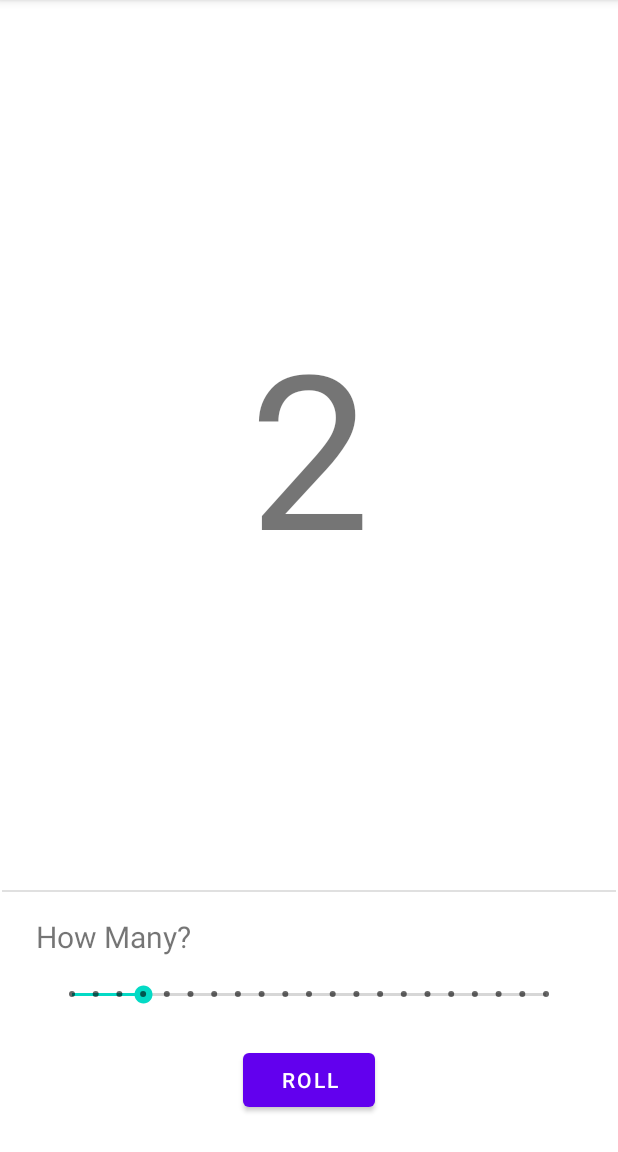
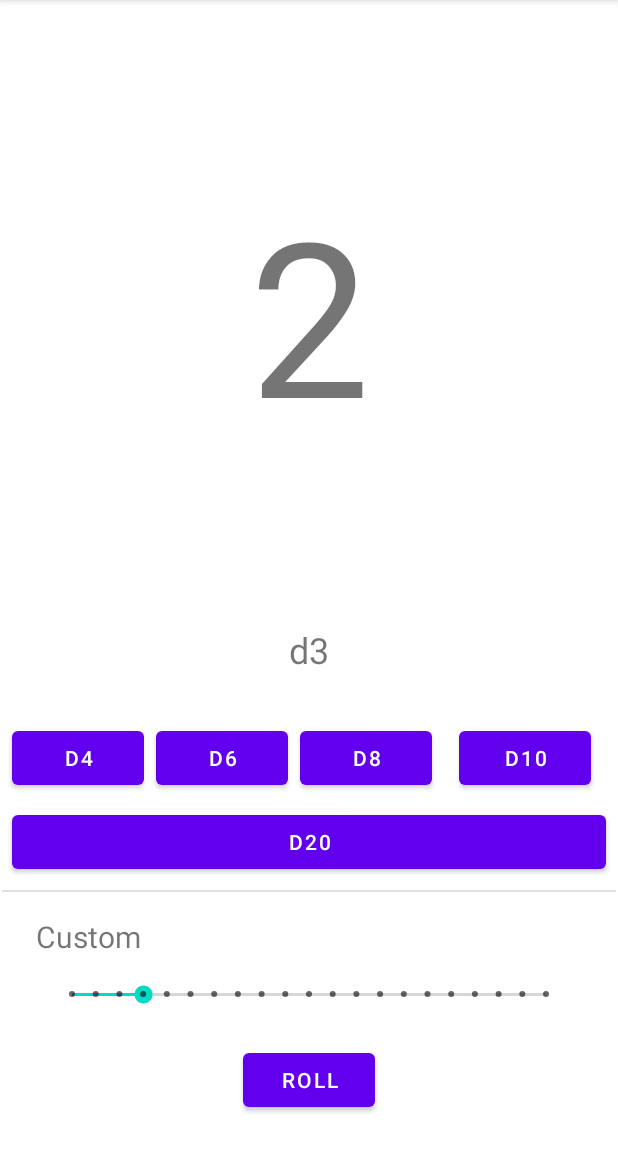
Before and after one commit to CubeOfCheese/DnDiceAndroidApp, an Android app: the screen it shows after launch (MainActivity), after a tap on "ROLL", on a phone screen of 412 x 824 dp, the part 84-1236 px from its top. Run offline under Robolectric (Android 15) with nearby library versions, the phone set to English and light mode, and no system bars.

Commit message:
adds buttons for commonly used dice. Also adds display to show what size die was used on the roll

```diff
--- a/app/src/main/java/com/cubeofcheese/dndiceandroidapp/MainActivity.kt
+++ b/app/src/main/java/com/cubeofcheese/dndiceandroidapp/MainActivity.kt
@@ -14,8 +14,15 @@ class MainActivity : AppCompatActivity() {
         super.onCreate(savedInstanceState)
         setContentView(R.layout.activity_main)
 
-        val rollButton = findViewById<Button>(R.id.rollButton)
+        val d4Button = findViewById<Button>(R.id.d4Button)
+        val d6Button = findViewById<Button>(R.id.d6Button)
+        val d8Button = findViewById<Button>(R.id.d8Button)
+        val d10Button = findViewById<Button>(R.id.d10Button)
+        val d20Button = findViewById<Button>(R.id.d20Button)
+        val customRollButton = findViewById<Button>(R.id.rollButton)
+
         val resultsTextView = findViewById<TextView>(R.id.resultsTextView)
+        val dieRolledView = findViewById<TextView>(R.id.dieRolledView)
         val seekBar = findViewById<SeekBar>(R.id.seekBar)
         val maxTextView = findViewById<TextView>(R.id.maxTextView)
 
@@ -33,13 +40,40 @@ class MainActivity : AppCompatActivity() {
             }
         })
 
-        rollButton.setOnClickListener {
+        customRollButton.setOnClickListener {
             if (seekBar.progress == 0) {
                 resultsTextView.text = "0"
             } else {
                 val rand = Random().nextInt(seekBar.progress) + 1
                 resultsTextView.text = rand.toString()
             }
+            dieRolledView.text = "d" + seekBar.progress.toString()
+        }
+
+        d4Button.setOnClickListener {
+            val rand = Random().nextInt(4) + 1
+            dieRolledView.text = "d4"
+            resultsTextView.text = rand.toString()
+        }
+        d6Button.setOnClickListener {
+            val rand = Random().nextInt(6) + 1
+            dieRolledView.text = "d6"
+            resultsTextView.text = rand.toString()
+        }
+        d8Button.setOnClickListener {
+            val rand = Random().nextInt(8) + 1
+            dieRolledView.text = "d8"
+            resultsTextView.text = rand.toString()
+        }
+        d10Button.setOnClickListener {
+            val rand = Random().nextInt(10) + 1
+            dieRolledView.text = """d10"""
+            resultsTextView.text = rand.toString()
+        }
+        d20Button.setOnClickListener {
+            val rand = Random().nextInt(20) + 1
+            dieRolledView.text = """d20"""
+            resultsTextView.text = rand.toString()
         }
     }
 
--- a/app/src/main/res/layout/activity_main.xml
+++ b/app/src/main/res/layout/activity_main.xml
@@ -37,7 +37,7 @@
         android:layout_height="wrap_content"
         android:layout_marginStart="24dp"
         android:layout_marginBottom="16dp"
-        android:text="How Many?"
+        android:text="Custom"
         android:textSize="20sp"
         app:layout_constraintBottom_toTopOf="@+id/seekBar"
         app:layout_constraintStart_toStartOf="parent" />
@@ -59,7 +59,7 @@
         android:layout_width="wrap_content"
         android:layout_height="wrap_content"
         android:textSize="144sp"
-        app:layout_constraintBottom_toTopOf="@+id/divider"
+        app:layout_constraintBottom_toTopOf="@+id/dieRolledView"
         app:layout_constraintEnd_toEndOf="parent"
         app:layout_constraintStart_toStartOf="parent"
         app:layout_constraintTop_toTopOf="parent" />
@@ -73,4 +73,69 @@
         android:textSize="20sp"
         app:layout_constraintBottom_toTopOf="@+id/seekBar"
         app:layout_constraintEnd_toEndOf="parent" />
+
+    <Button
+        android:id="@+id/d10Button"
+        android:layout_width="wrap_content"
+        android:layout_height="wrap_content"
+        android:layout_marginStart="8dp"
+        android:layout_marginEnd="8dp"
+        android:layout_marginBottom="8dp"
+        android:text="d10"
+        app:layout_constraintBottom_toTopOf="@+id/d20Button"
+        app:layout_constraintEnd_toEndOf="parent"
+        app:layout_constraintStart_toEndOf="@+id/d8Button" />
+
+    <Button
+        android:id="@+id/d4Button"
+        android:layout_width="wrap_content"
+        android:layout_height="wrap_content"
+        android:layout_marginStart="8dp"
+        android:layout_marginBottom="8dp"
+        android:text="d4"
+        app:layout_constraintBottom_toTopOf="@+id/d20Button"
+        app:layout_constraintStart_toStartOf="parent" />
+
+    <Button
+        android:id="@+id/d6Button"
+        android:layout_width="wrap_content"
+        android:layout_height="wrap_content"
+        android:layout_marginStart="8dp"
+        android:layout_marginBottom="8dp"
+        android:text="d6"
+        app:layout_constraintBottom_toTopOf="@+id/d20Button"
+        app:layout_constraintStart_toEndOf="@+id/d4Button" />
+
+    <Button
+        android:id="@+id/d8Button"
+        android:layout_width="wrap_content"
+        android:layout_height="wrap_content"
+        android:layout_marginStart="8dp"
+        android:layout_marginBottom="8dp"
+        android:text="d8"
+        app:layout_constraintBottom_toTopOf="@+id/d20Button"
+        app:layout_constraintStart_toEndOf="@+id/d6Button" />
+
+    <Button
+        android:id="@+id/d20Button"
+        android:layout_width="0dp"
+        android:layout_height="wrap_content"
+        android:layout_marginStart="8dp"
+        android:layout_marginEnd="8dp"
+        android:layout_marginBottom="8dp"
+        android:text="d20"
+        app:layout_constraintBottom_toTopOf="@+id/divider"
+        app:layout_constraintEnd_toEndOf="parent"
+        app:layout_constraintStart_toStartOf="parent" />
+
+    <TextView
+        android:id="@+id/dieRolledView"
+        android:layout_width="wrap_content"
+        android:layout_height="wrap_content"
+        android:layout_marginBottom="32dp"
+        android:text="die rolled"
+        android:textSize="24sp"
+        app:layout_constraintBottom_toTopOf="@+id/d8Button"
+        app:layout_constraintEnd_toEndOf="parent"
+        app:layout_constraintStart_toStartOf="parent" />
 </androidx.constraintlayout.widget.ConstraintLayout>
```
